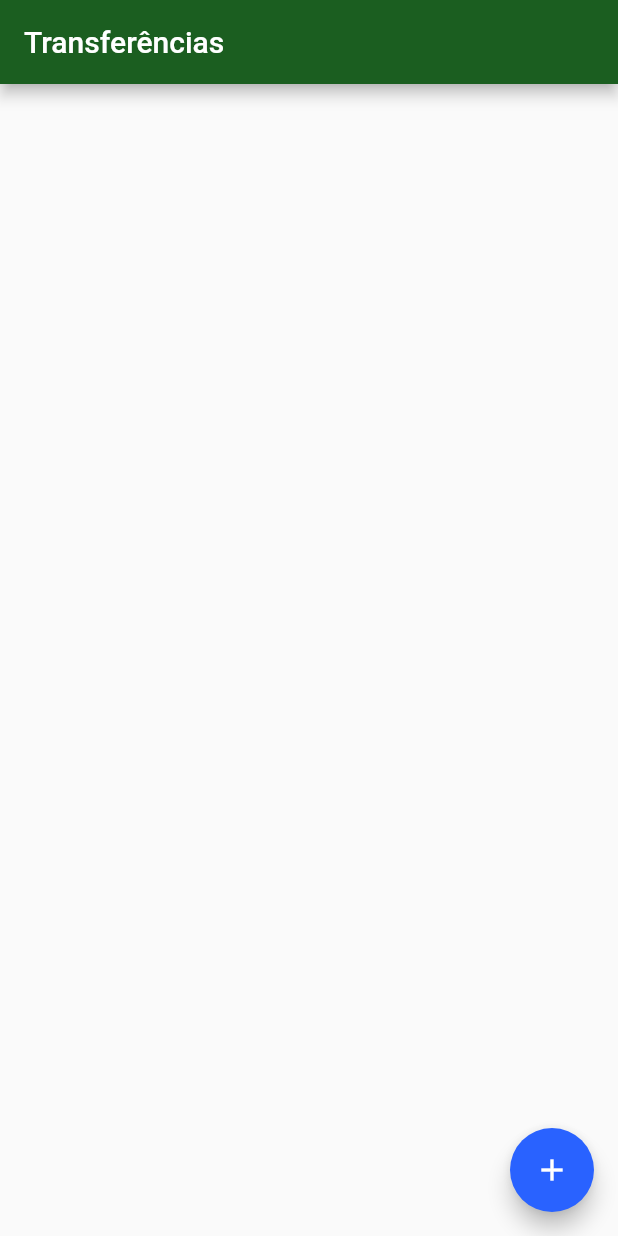
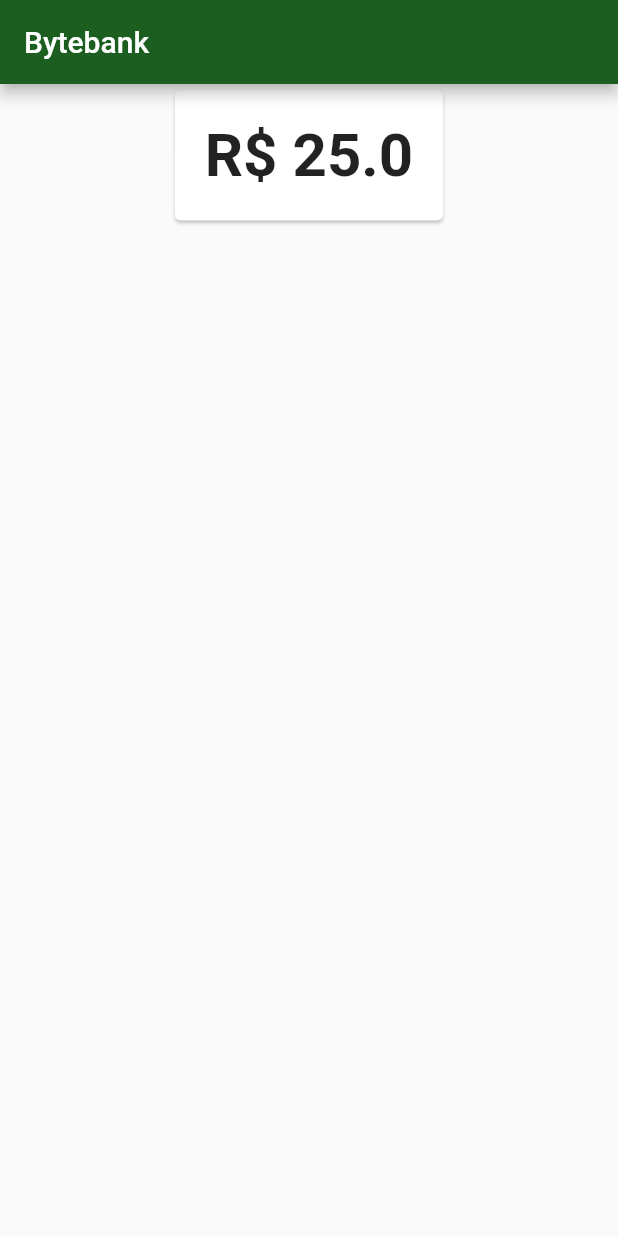
Before and after one commit to wallaceneto/Bytebank, a Flutter app: the screen it shows after launch, on a phone screen of 412 x 824 dp. Run offline on Flutter 3.47's test engine with Material 2 defaults, Android fonts, the phone set to English and light mode, and no system bars.

Commit message:
Adicionando dashboard e componente de saldo

```diff
--- a/lib/main.dart
+++ b/lib/main.dart
@@ -1,4 +1,4 @@
-import 'package:bytebank2/screens/transferencia/lista.dart';
+import 'package:bytebank2/screens/dashboard/dasboard.dart';
 import 'package:flutter/material.dart';
 
 void main() => runApp(BytebankApp());
@@ -15,7 +15,7 @@ class BytebankApp extends StatelessWidget {
           textTheme: ButtonTextTheme.primary,
         ),
       ),
-      home: ListaTransferencias(),
+      home: Dashboard(),
     );
   }
 }
--- /dev/null
+++ b/lib/models/saldo.dart
@@ -0,0 +1,10 @@
+class Saldo {
+  final double valor;
+
+  Saldo(this.valor);
+
+  @override
+  String toString() {
+    return 'R\$ $valor';
+  }
+}
--- /dev/null
+++ b/lib/screens/dashboard/dasboard.dart
@@ -0,0 +1,20 @@
+import 'package:bytebank2/models/saldo.dart';
+import 'package:bytebank2/screens/dashboard/saldo.dart';
+import 'package:flutter/material.dart';
+
+final String _dashboardTitle = 'Bytebank';
+
+class Dashboard extends StatelessWidget {
+  @override
+  Widget build(BuildContext context) {
+    return Scaffold(
+      appBar: AppBar(
+        title: Text(_dashboardTitle),
+      ),
+      body: Align(
+        alignment: Alignment.topCenter,
+        child: SaldoCard(Saldo(25.0)),
+      ),
+    );
+  }
+}
--- /dev/null
+++ b/lib/screens/dashboard/saldo.dart
@@ -0,0 +1,25 @@
+import 'package:bytebank2/models/saldo.dart';
+import 'package:flutter/material.dart';
+
+class SaldoCard extends StatelessWidget {
+  final Saldo saldo;
+
+  SaldoCard(this.saldo);
+
+  @override
+  Widget build(BuildContext context) {
+    return Card(
+      child: Padding(
+        padding: EdgeInsets.all(20.0),
+        child: Text(
+          saldo.toString(),
+          textAlign: TextAlign.center,
+          style: TextStyle(
+            fontSize: 40,
+            fontWeight: FontWeight.bold,
+          ),
+        ),
+      ),
+    );
+  }
+}
```
